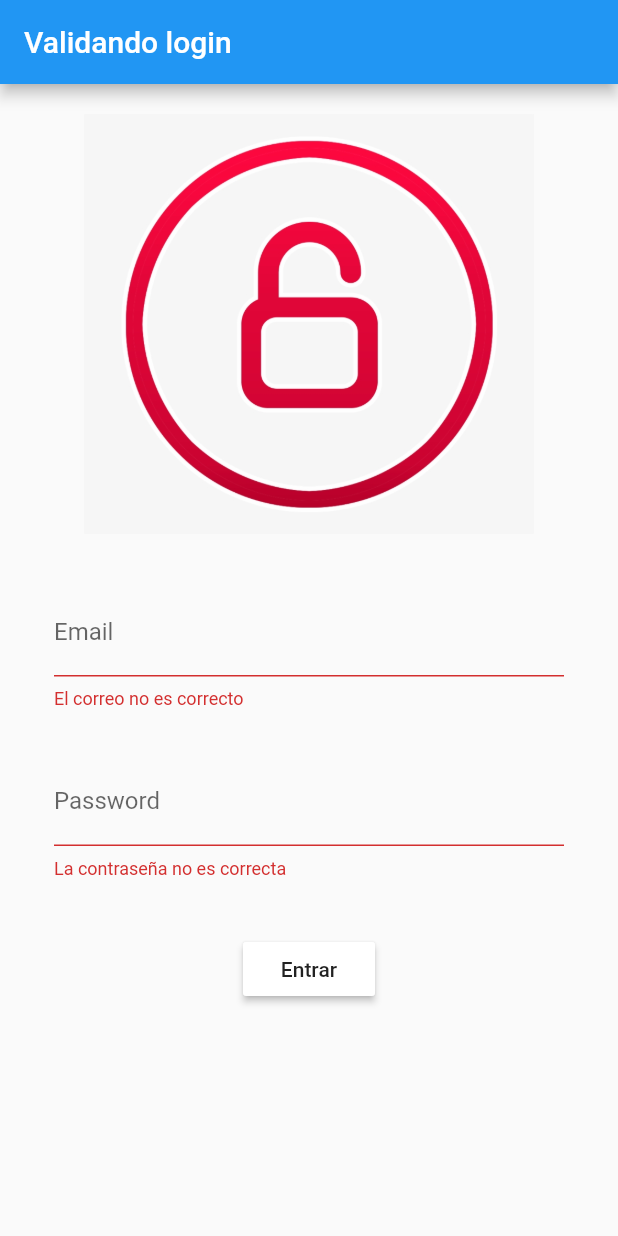
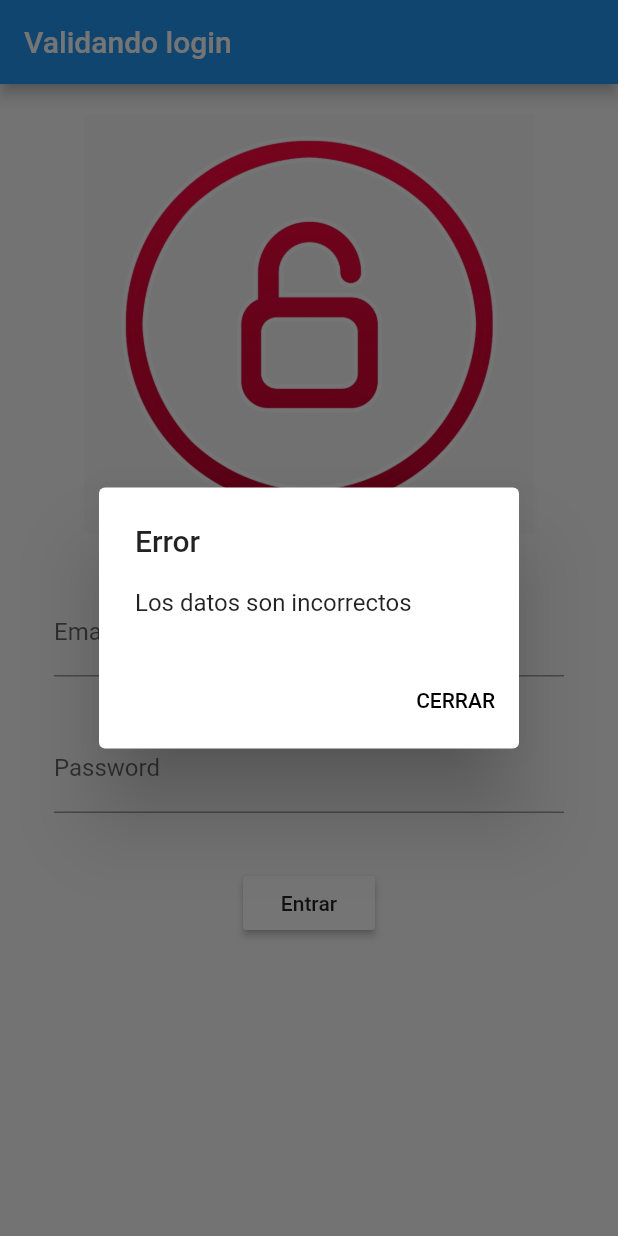
Before and after one commit to AlvaroDeveloperSoftware/login_componente, a Flutter app: the screen it shows after launch, after a tap on "Entrar", on a phone screen of 412 x 824 dp. Run offline on Flutter 3.47's test engine with Material 2 defaults, Android fonts, the light colour scheme and no system bars; accounts and stored records are empty.

Commit message:
Cambios en el login hechos

```diff
--- a/lib/loggin_button.dart
+++ b/lib/loggin_button.dart
@@ -1,47 +1,71 @@
 import 'package:flutter/material.dart';
+//Clase LoginButton que hereda de la clase StatelessWidget,
+//abarcará toda la interfaz del login. StatelessWidget, es
+//un widget que no cambia, en este caso podemos utilizar dicha
+//clase, si por ejemplo fuera un contador utilizariamos
+//StatefulWidget, ya que son valores que cambian dinámicamente.
+class LoginButton extends StatelessWidget {
+  LoginButton({Key? key, @required this.onPressed}) : super(key: key);
 
-
-class MyHomePage extends StatefulWidget {
-  const MyHomePage({Key? key, required this.title, @required this.color
-  }) : super(key: key);
-
-  final String title;
-  final Color? color;
-
-  @override
-  _MyHomePageState createState() => _MyHomePageState();
-}
-
-class _MyHomePageState extends State<MyHomePage> {
-
-  final scaffoldKey = GlobalKey<ScaffoldState>();
+ //Variable final que recogerá la clave del formulario, para toda la
+ //aplicación
   final formKey = GlobalKey<FormState>();
+  //Variable de tipo String que permitirá validar el campo email
+  //del formulario.
+  static String? email;
+  //Variable pass que permitirá validar el campo password del formulario.
+  static String? pass;
+  //Boton que validará el formulario.
+  final GestureTapCallback? onPressed;
 
   @override
   Widget build(BuildContext context) {
+    //Retornará un Scaffold, que constituirá toda la estructura del diseño
+    //de la interfaz.
     return Scaffold(
-      key: scaffoldKey,
+      //Barra superior de la aplicación.
       appBar: AppBar(
+        //Propiedad title que almacenará una variable de tipo Text, y se
+        //le pasará un string para indicar el titulo de la aplicación.
         title: const Text("Validando login"),
       ),
+      //Cuerpo de la interfaz, a la cual se le pasa un padding.
       body: Padding(
+        //Propiedad padding, se le indicará un padding para todo de 20 px,
+        //el padding se aplica con la clase EdgeInsets.
         padding: const EdgeInsets.all(20.0),
+        //Hijo del cuerpo, el cual será un formulario.
         child: Form(
+          //Clave para el formulario que lo hará único.
           key: formKey,
+          //Hijo, que será del tipo SingleChildScrollView, este widget
+          //permitirá que el tamaño de la aplicación se adapte en función
+          //de la interactividad de los usuarios con el formulario.
           child: SingleChildScrollView(
+            //Hijo del widget SingleChildScrollView, será una columna,
+            //que contendrá varios hijos en un array de Widget.
             child: Column(children: <Widget>[
+              //Se inserta una imagen
               Image.asset('assets/images/login_image.png',
                     width: 440, height: 280),
+              //Se asigna un padding superior de 20px.
               const Padding(padding: EdgeInsets.only(top: 20)),
+              //Se llaman a los widgets del formulario.
               _emailInput(),
               _passwordInput(),
+              //Se hace otro padding, en este caso simétrico de 10 px.
               const Padding(padding: EdgeInsets.symmetric(vertical: 10.0),
               ),
+              //Se usa el widget MaterialButton, indicando un botón.
               MaterialButton(
-                color: widget.color,
-                child: Text(widget.title),
-                onPressed: _boton,
-              ),
+                //Propiedad color, a la que se le asigna el color blanco.
+                color: Colors.white,
+                //Propiedad child, que tendrá un Text, con una cadena para
+                //el botón.
+                child: const Text('Entrar'),
+                //Se utiliza la función onPressed que hemos creado y se le pasa
+                //a la propiedad onPressed.
+                onPressed: onPressed),
             ],
             ),
         ),
@@ -50,60 +74,36 @@ class _MyHomePageState extends State<MyHomePage> {
     );
   }
 
-   mostrarResultado(){
-    return const AlertDialog(
-      title: Text("Login realizado"),
-    );
+//Método que devuelve un Padding, con el TextField del campo email.
+  Widget _emailInput() {
+    //Devolverá un padding.
+    return Padding(
+      //Se le asigna un padding para todo de 16 px.
+        padding: const EdgeInsets.all(16.0),
+        //Tiene un nodo hijo, de tipo TextFormField, indicando
+        //que se trata de un campo de tipo formulario.
+        child: TextFormField(
+          //Método que permitirá verificará el cambio de valor del formulario.
+          onChanged: ((value) => email = value),
+          //propiedad decoration, a la que se le indicará decoración con la clase
+          //InputDecoration, se le indica la propiedad hintText y se le pasará
+          //una indicación de que se trata de Email, y se le indica
+          //la propiedad label para asignar una etiqueta que es Email.
+            decoration: const InputDecoration(hintText: 'Email', label: Text('Email')),
+            ));
   }
-
-
-  Widget _emailInput() {
+//Método que devuelve un Padding, con el TextField del campo password.
+  Widget _passwordInput() {
+    //Lo mismo pero orientado al campo contraseña.
     return Padding(
         padding: const EdgeInsets.all(16.0),
         child: TextFormField(
-            decoration:
-                const InputDecoration(hintText: 'Email', label: Text('Email')),
-            validator: (value) => _validarEmail(value!)));
-  }
-
-  _boton() {
-    //Cuando se presione el botón
-    final form = formKey.currentState;
-    if (form!.validate()) {
-      form.save();
-    }
-  }
-
-
-
-  Widget _passwordInput() {
-    return Padding(
-        padding: const EdgeInsets.all(16.0),
-        child: TextFormField(
+          onChanged: ((value) => pass = value),
           decoration: const InputDecoration(
               hintText: 'Password', label: Text('Password')),
-          validator: (value) => _validarPassword(value!),
+          //Propiedad obscureText, con la que podremos indicar que se va a recibir una
+          //contraseña por lo tanto cada caracter será sustituido por asteriscos.
           obscureText: true,
         ));
   }
-
-  String _validarEmail(String value) {
-  String correo = "usuario@gmail.com";
-
-  if (correo != value) {
-    return 'El correo no es correcto';
-  } else {
-    return 'El correo es correcto';
-  }
 }
-
-String _validarPassword(String value) {
-  String password = "usuario";
-
-  if (password != value) {
-    return 'La contraseña no es correcta';
-  } else {
-    return 'La contraseña es correcta';
-  }
-}
-}
--- a/lib/main.dart
+++ b/lib/main.dart
@@ -1,20 +1,89 @@
 import 'package:flutter/material.dart';
 import 'loggin_button.dart';
 
+// Método main de la aplicación
 void main() => runApp(const MyApp());
 
+// Clase a lanzar por el método main, se encarga de la barra superior con el título
 class MyApp extends StatelessWidget {
   const MyApp({Key? key}) : super(key: key);
 
 
+// Método que construye un Widget y devuelve el diseño que se le indique.
   @override
   Widget build(BuildContext context) {
     return MaterialApp(
         title: 'Componente login',
         theme: ThemeData(),
-        home: const MyHomePage(color: Colors.white,
-        title: 'Entrar'),
+        home: const Estado(),
         );
   }
+}
+
+//Se crea un clase Estado que hereda de la clase
+//StatefulWidget, que permitirá crear el estado de la aplicación.
+class Estado extends StatefulWidget {
+  const Estado({Key? key}) : super(key: key);
+
+  @override
+  State <Estado> createState() => _Estado();
+}
+//Clase _Estado que extiende de la clase Estado, la clase _Estado
+//implementará el método sobreescrito build, para construir en el
+//contexto el botón de validación.
+class _Estado extends State<Estado>{
+  @override
+  Widget build(BuildContext context) {
+    //Objeto de la clase LoginButton
+    //Retornará el botón con el método aplicado tomando los campos email y password.
+    return LoginButton(onPressed: (() => _validarLogin(LoginButton.email, LoginButton.pass)),
+    );
+  }
+
+
+//Método que permitirá validar el correo y la contraseña
+//que se indiquen en el formulario.
+  _validarLogin(String? email, String? pass) {
+  String correo = "usuario@gmail.com";
+  String password = "usuario";
+
+  if(email != correo && pass != password){
+    return _mensajeInformativo('Error', 'Los datos son incorrectos');
+  }
+  else {
+    return _mensajeInformativo('Login completado', 'Credenciales correctas');
+
+  }
+}
+
+//Método que retornará una alerta de dialogo, tomando
+//en cuenta las comprobación del método _validarLogin.
+ _mensajeInformativo(String titulo, String mensaje) {
+    return showDialog(
+      //contexto de compilación de la aplicación.
+      context: context,
+      //contruye un contexto que será utilizado en la alerta
+      //de dialogo
+      builder: (BuildContext context) {
+        return AlertDialog(
+          //propiedad title, que recibirá un string.
+          title: Text(titulo),
+          //propiedad content, que indica el contenido, de tipo String.
+          content: Text(mensaje),
+          //acciones, que será una lista de componentes,
+          //en este caso será el componente TextButton.
+          actions: <Widget>[
+            TextButton(
+              //Este componente tendrá un hijo con el texto de dicho botón,
+              //y estilo del texto.
+              child: Text("CERRAR", style: TextStyle(color: Colors.black),),
+              //Función onPressed del componente TextButton, cuando se haga
+              //clic en el botón de Cerrar, se cerrará la alerta de dialogo.
+              onPressed: (){ Navigator.of(context).pop(); },
+            )
+          ],
+        );
+      });
+ }
 
 }
```
